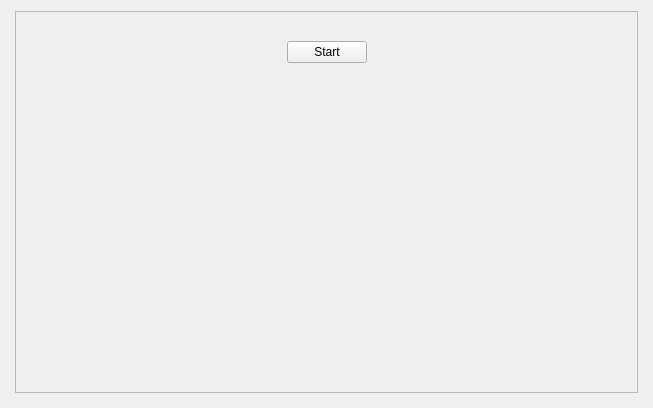
The window that src/gui/quiz_preview.ui (tombranfield/spaced_repeating_vocabulary) describes before a commit, drawn with Qt 5.
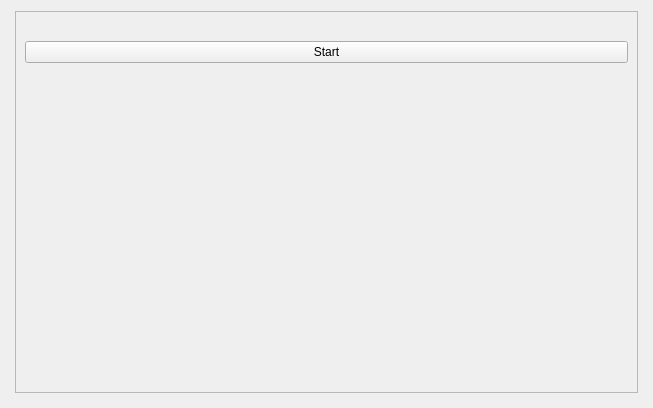
The same window after the commit.

Commit message: Misc tweaks to layout of quiz_preview

Diff of the .ui file:
```diff
--- a/src/gui/quiz_preview.ui
+++ b/src/gui/quiz_preview.ui
@@ -44,7 +44,7 @@
           <enum>Qt::Vertical</enum>
          </property>
          <property name="sizeType">
-          <enum>QSizePolicy::Minimum</enum>
+          <enum>QSizePolicy::Preferred</enum>
          </property>
          <property name="sizeHint" stdset="0">
           <size>
@@ -55,41 +55,17 @@
         </spacer>
        </item>
        <item>
-        <layout class="QHBoxLayout" name="horizontalLayout">
-         <item>
-          <spacer name="horizontalSpacer">
-           <property name="orientation">
-            <enum>Qt::Horizontal</enum>
-           </property>
-           <property name="sizeHint" stdset="0">
-            <size>
-             <width>40</width>
-             <height>20</height>
-            </size>
-           </property>
-          </spacer>
-         </item>
-         <item>
-          <widget class="QPushButton" name="start_button">
-           <property name="text">
-            <string>Start</string>
-           </property>
-          </widget>
-         </item>
-         <item>
-          <spacer name="horizontalSpacer_2">
-           <property name="orientation">
-            <enum>Qt::Horizontal</enum>
-           </property>
-           <property name="sizeHint" stdset="0">
-            <size>
-             <width>40</width>
-             <height>20</height>
-            </size>
-           </property>
-          </spacer>
-         </item>
-        </layout>
+        <widget class="QPushButton" name="start_button">
+         <property name="sizePolicy">
+          <sizepolicy hsizetype="Preferred" vsizetype="Fixed">
+           <horstretch>0</horstretch>
+           <verstretch>0</verstretch>
+          </sizepolicy>
+         </property>
+         <property name="text">
+          <string>Start</string>
+         </property>
+        </widget>
        </item>
        <item>
         <spacer name="verticalSpacer_2">
@@ -97,7 +73,7 @@
           <enum>Qt::Vertical</enum>
          </property>
          <property name="sizeType">
-          <enum>QSizePolicy::Minimum</enum>
+          <enum>QSizePolicy::Preferred</enum>
          </property>
          <property name="sizeHint" stdset="0">
           <size>
```
The commit also changes 2 other files.
